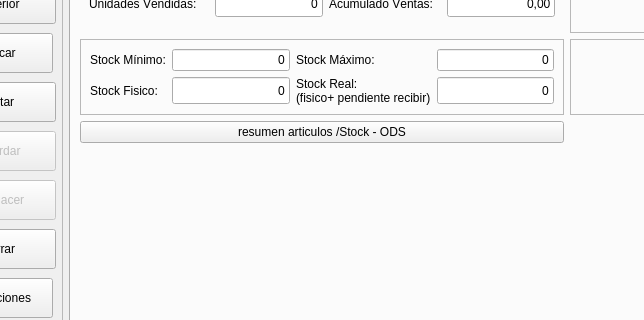
Old version of the form Almacen/frmarticulos.ui in the repository arcnexus/RedFoX; both pictures show x 89 to 733 and y 167 to 487 of the 1147 by 630 pixel window.
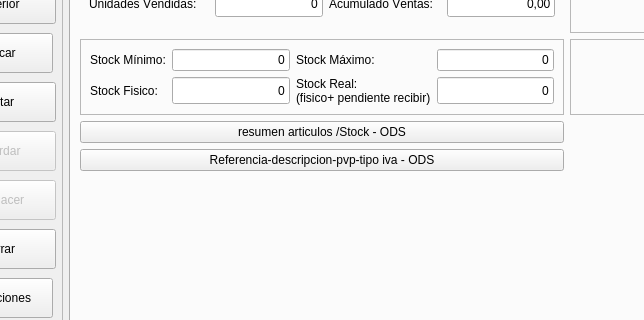
New version of the form. Icons and pictures are not drawn. Custom widgets are drawn as their Qt base class.

Commit message: articulos nuevo ods

The edit to the form file:
```diff
--- a/Almacen/frmarticulos.ui
+++ b/Almacen/frmarticulos.ui
@@ -3420,7 +3420,7 @@
              </layout>
             </widget>
            </item>
-           <item row="3" column="0">
+           <item row="4" column="0">
             <spacer name="verticalSpacer_4">
              <property name="orientation">
               <enum>Qt::Vertical</enum>
@@ -3574,6 +3574,13 @@
              </property>
             </widget>
            </item>
+           <item row="3" column="0">
+            <widget class="QPushButton" name="btnResArt2">
+             <property name="text">
+              <string>Referencia-descripcion-pvp-tipo iva - ODS</string>
+             </property>
+            </widget>
+           </item>
           </layout>
          </widget>
          <widget class="QWidget" name="tab_grafica">
```
The commit also changes 2 other files.
